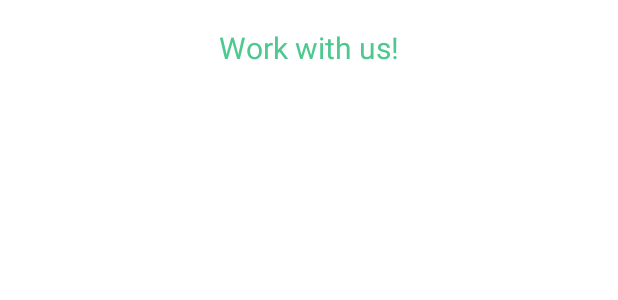
After one commit to stedi-akk/LSPortfolio, an Android app: the layout jobs_dialog.xml on its own in the app's theme, with its tools: preview values and no code run, on a phone screen of 412 x 824 dp. The commit adds this screen. Shown: the top 300 px of the screen. Run offline under Robolectric (Android 15) with nearby library versions, the phone set to English and light mode, and no system bars.

Commit message:
added jobs dialog

```diff
--- a/app/src/main/java/com/stedi/lsportfolio/api/ResponseLsAllApps.java
+++ b/app/src/main/java/com/stedi/lsportfolio/api/ResponseLsAllApps.java
@@ -1,6 +1,7 @@
 package com.stedi.lsportfolio.api;
 
 import com.stedi.lsportfolio.model.LsApp;
+import com.stedi.lsportfolio.model.LsJob;
 
 import java.util.List;
 
@@ -9,9 +10,14 @@ public class ResponseLsAllApps extends BaseResponse {
 
     private class Data {
         List<LsApp> portfolio;
+        List<LsJob> work;
     }
 
     public List<LsApp> getApps() {
         return data.portfolio;
     }
+
+    public List<LsJob> getJobs() {
+        return data.work;
+    }
 }
--- a/app/src/main/java/com/stedi/lsportfolio/di/components/AppComponent.java
+++ b/app/src/main/java/com/stedi/lsportfolio/di/components/AppComponent.java
@@ -6,6 +6,7 @@ import com.stedi.lsportfolio.di.modules.AppModule;
 import com.stedi.lsportfolio.ui.activity.DrawerActivity;
 import com.stedi.lsportfolio.ui.activity.LoadingActivity;
 import com.stedi.lsportfolio.ui.fragments.ContactFragment;
+import com.stedi.lsportfolio.ui.other.JobsDialog;
 import com.stedi.lsportfolio.ui.other.RxDialog;
 
 import javax.inject.Singleton;
@@ -23,5 +24,7 @@ public interface AppComponent {
 
     void inject(ContactFragment fragment);
 
+    void inject(JobsDialog jobsDialog);
+
     ActivityComponent activityComponent(ActivityModule module);
 }
--- /dev/null
+++ b/app/src/main/res/layout/jobs_dialog.xml
@@ -0,0 +1,31 @@
+<?xml version="1.0" encoding="utf-8"?>
+<LinearLayout xmlns:android="http://schemas.android.com/apk/res/android"
+    android:layout_width="match_parent"
+    android:layout_height="match_parent"
+    android:gravity="center_horizontal"
+    android:orientation="vertical">
+
+    <TextView
+        android:layout_width="wrap_content"
+        android:layout_height="wrap_content"
+        android:paddingBottom="@dimen/abc_dialog_padding_top_material"
+        android:paddingTop="@dimen/abc_dialog_padding_top_material"
+        android:text="@string/work_with_us"
+        android:textColor="@color/palette_primary"
+        android:textSize="@dimen/text_large" />
+
+    <HorizontalScrollView
+        android:layout_width="match_parent"
+        android:layout_height="wrap_content"
+        android:fillViewport="true">
+
+        <LinearLayout
+            android:id="@+id/jobs_dialog_container"
+            android:layout_width="wrap_content"
+            android:layout_height="wrap_content"
+            android:gravity="center_horizontal"
+            android:orientation="horizontal" />
+
+    </HorizontalScrollView>
+
+</LinearLayout>
--- a/app/src/main/res/values/strings.xml
+++ b/app/src/main/res/values/strings.xml
@@ -11,7 +11,6 @@
     <string name="try_again">Try again</string>
     <string name="unknown_error">Unknown error</string>
     <string name="search">Search</string>
-    <string name="for_showcase">For showcase</string>
     <string name="about_text">A simple client-server application with usage of popular external libraries
         (Dagger 2, RxJava, Retrofit, Otto, Picasso, Butter Knife, Android Support Library)
         \n\nminSdkVersion 14
@@ -24,4 +23,7 @@
     <string name="reload">Reload</string>
     <string name="clear_cache">Clear cache</string>
     <string name="more_info">More info</string>
+    <string name="work_with_us">Work with us!</string>
+    <string name="want_create_application">Want to create an application?</string>
+    <string name="currently_not_possible">Currently not possible :(</string>
 </resources>
```
Also changed, not shown: app/src/main/java/com/stedi/lsportfolio/model/LsJob.java (added, +26 -0 lines), app/src/main/java/com/stedi/lsportfolio/model/Model.java (renamed from app/src/main/java/com/stedi/lsportfolio/model/LsAllApps.java, +11 -2 lines), app/src/main/java/com/stedi/lsportfolio/ui/activity/DrawerActivity.java (+4 -7 lines), app/src/main/java/com/stedi/lsportfolio/ui/activity/LoadingActivity.java (+5 -4 lines), app/src/main/java/com/stedi/lsportfolio/ui/fragments/LsAllAppsFragment.java (+23 -9 lines), app/src/main/java/com/stedi/lsportfolio/ui/other/JobsDialog.java (added, +72 -0 lines), app/src/main/res/layout/job_item.xml (added, +7 -0 lines), 1 other file.
